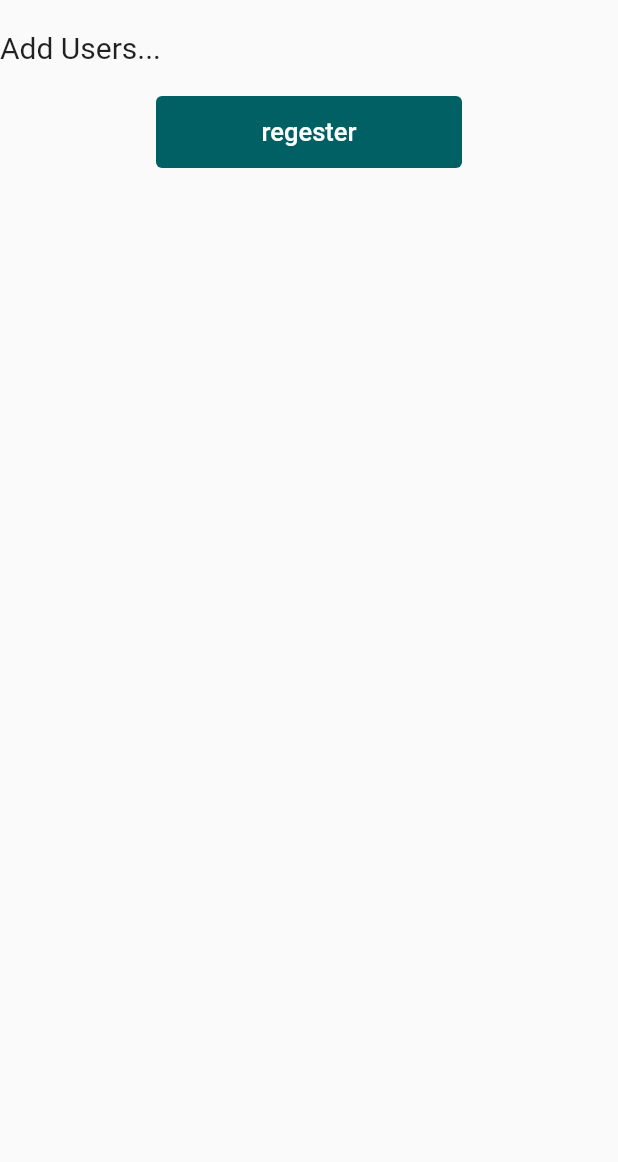
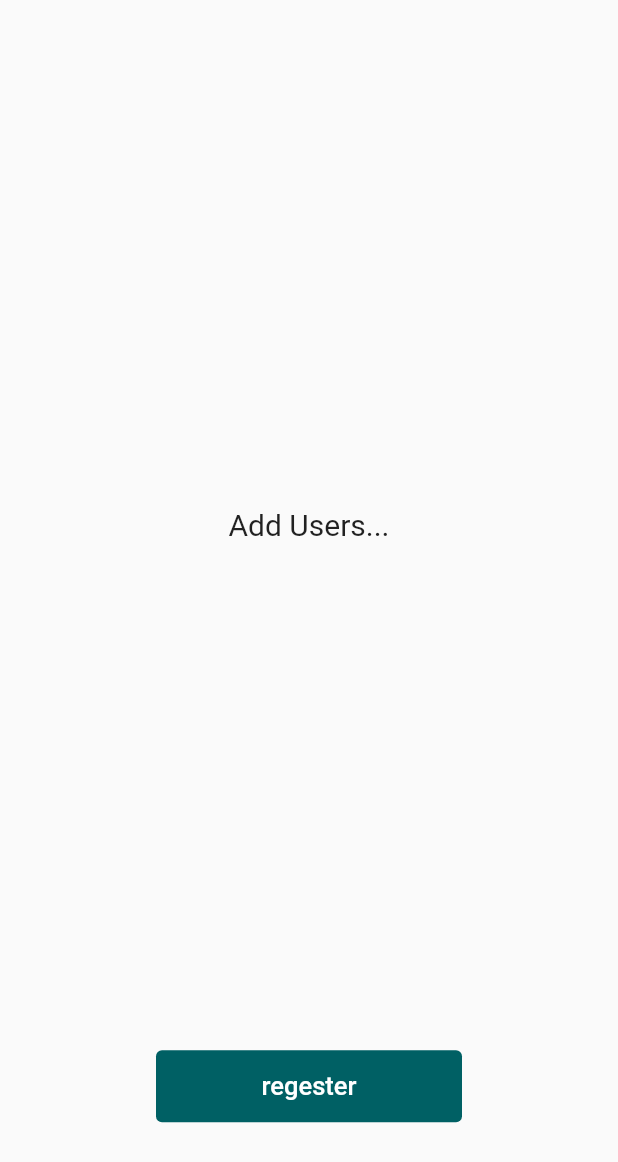
Before and after one commit to MahmoudMushtaha98/floward, a Flutter app: the AdminHomeScreen screen opened directly, on a phone screen of 412 x 824 dp. Shown: the top 1162 px of the screen. Run offline on Flutter 3.47's test engine with Material 2 defaults, Android fonts, the phone set to English and light mode, and no system bars; our stand-ins replace csc_picker.

```diff
--- a/lib/main.dart
+++ b/lib/main.dart
@@ -1,7 +1,5 @@
-import 'package:floward/screen/home_screen.dart';
 import 'package:flutter/material.dart';
 import 'screen/splash_screen.dart';
-import 'widget/grid_widget.dart';
 
 void main() {
   runApp(const MyApp());
@@ -12,9 +10,9 @@ class MyApp extends StatelessWidget {
 
   @override
   Widget build(BuildContext context) {
-    return   MaterialApp(
+    return  const MaterialApp(
       debugShowCheckedModeBanner: false,
-      home: HomeScreen(),
+      home: SplashScreen(),
     );
   }
 }
--- a/lib/screen/admin_home_screen.dart
+++ b/lib/screen/admin_home_screen.dart
@@ -3,6 +3,8 @@ import 'package:floward/screen/regester_screen.dart';
 import 'package:floward/widget/textbutton_widget.dart';
 import 'package:floward/widget/user_widget.dart';
 import 'package:flutter/material.dart';
+
+import 'home_screen.dart';
 
 class AdminHomeScreen extends StatefulWidget {
   const AdminHomeScreen({Key? key}) : super(key: key);
@@ -25,21 +27,33 @@ class _AdminHomeScreenState extends State<AdminHomeScreen> {
         child: Column(
           mainAxisAlignment: MainAxisAlignment.spaceBetween,
           children: [
-            SizedBox(height: 20,),
+            Row(
+              mainAxisAlignment: MainAxisAlignment.center,
+              crossAxisAlignment: CrossAxisAlignment.start,
+              children: [
+                SizedBox(height: MediaQuery.of(context).size.height*0.80,),
+                Column(
+                  children: [
+                  const SizedBox(height: 20,),
                   if(userModels.isEmpty)...[
-              SizedBox(
-                width: double.infinity,
+                    Container(
+                        alignment: Alignment.center,
+                        height: MediaQuery.of(context).size.height*0.80,
                         child:  const Text('Add Users...',style: TextStyle(fontSize: 20,))
                     ),]else...[
                     Column(
                       children: [
-                  SizedBox(width: double.infinity,),
                         Column(
                           children: List.generate(userModels.length, (index) {
                             return Column(
                               children: [
-                          UserWidget(username: userModels[index].username),
-                          SizedBox(height: 30,)
+                                GestureDetector(
+                                  onTap: () {
+                                    Navigator.push(context, MaterialPageRoute(builder: (context) => HomeScreen(),));
+                                  },
+                                    child: UserWidget(username: userModels[index].username)
+                                ),
+                                const SizedBox(height: 30,)
                               ],
                             );
                           }),
@@ -47,11 +61,14 @@ class _AdminHomeScreenState extends State<AdminHomeScreen> {
                       ],
                     )
                   ],
+                ],),
+              ],
+            ),
             Padding(
               padding: const EdgeInsets.all(20),
               child: TextButtonWidget(
                   callback: () {
-                    Navigator.push(context, MaterialPageRoute(builder: (context) => RegesterScreen(),)).then((value) {
+                    Navigator.push(context, MaterialPageRoute(builder: (context) => const RegesterScreen(),)).then((value) {
                       setState(() {
                         userModels.add(value);
                       });
--- a/lib/widget/grid_widget.dart
+++ b/lib/widget/grid_widget.dart
@@ -9,8 +9,8 @@ class GridViewWidget extends StatelessWidget {
   @override
   Widget build(BuildContext context) {
     return Scaffold(
-      body: Center(
-        child: Stack(
+      body: Stack(
+        alignment: Alignment.center,
         children: [
           Container(
             width: a,
@@ -28,7 +28,6 @@ class GridViewWidget extends StatelessWidget {
           alignment: Alignment.center,
           decoration: BoxDecoration(
             borderRadius: BorderRadius.circular(15),
-              color: Colors.black.withOpacity(0.4),
 
           ),
           child: Text(
@@ -38,7 +37,6 @@ class GridViewWidget extends StatelessWidget {
             ]),
           ),
         ),]
-        )
       ),
     );
   }
```
Also changed, not shown: lib/screen/home_screen.dart (+6 -5 lines), lib/screen/regester_screen.dart (+7 -3 lines). Lines whose indentation alone changed are shown as unchanged.
